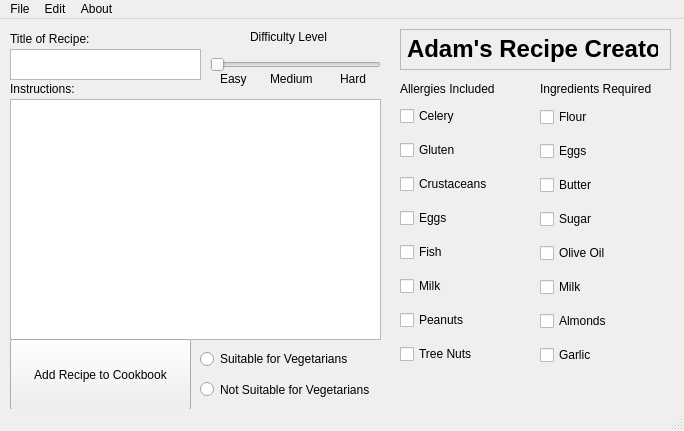
This is mainwindow.ui in AdamTCollins/CS4076_PROJECT as Qt 5 draws it before an edit. The edited form follows.
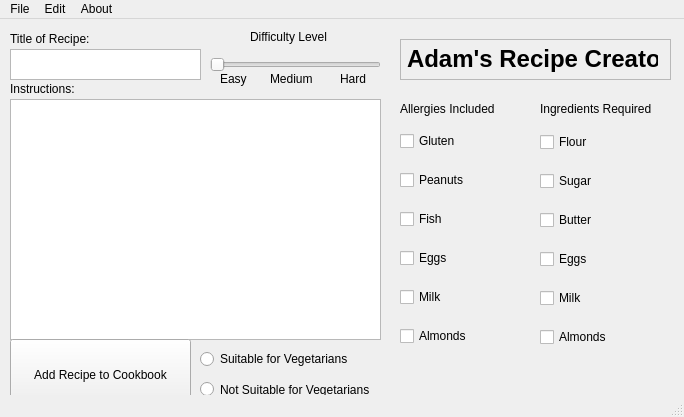
This is the edited form.

Commit message: Updated popup window

```diff
--- a/mainwindow.ui
+++ b/mainwindow.ui
@@ -7,7 +7,7 @@
     <x>0</x>
     <y>0</y>
     <width>684</width>
-    <height>431</height>
+    <height>417</height>
    </rect>
   </property>
   <property name="windowTitle">
@@ -110,75 +110,61 @@
     <property name="geometry">
      <rect>
       <x>400</x>
-      <y>79</y>
+      <y>99</y>
       <width>121</width>
-      <height>281</height>
+      <height>241</height>
      </rect>
     </property>
     <layout class="QGridLayout" name="gridLayout_3">
-     <item row="3" column="0">
-      <widget class="QCheckBox" name="checkBox_2">
-       <property name="text">
-        <string>Eggs</string>
-       </property>
-      </widget>
-     </item>
-     <item row="6" column="0">
-      <widget class="QCheckBox" name="checkBox_22">
-       <property name="text">
-        <string>Peanuts</string>
-       </property>
-      </widget>
-     </item>
-     <item row="2" column="0">
-      <widget class="QCheckBox" name="checkBox_20">
-       <property name="text">
-        <string>Crustaceans</string>
-       </property>
-      </widget>
-     </item>
-     <item row="7" column="0">
-      <widget class="QCheckBox" name="checkBox_19">
-       <property name="text">
-        <string>Tree Nuts</string>
-       </property>
-      </widget>
-     </item>
-     <item row="1" column="0">
+     <item row="0" column="0">
       <widget class="QCheckBox" name="checkBox_5">
        <property name="text">
         <string>Gluten</string>
        </property>
       </widget>
      </item>
-     <item row="0" column="0">
-      <widget class="QCheckBox" name="checkBox_3">
-       <property name="text">
-        <string>Celery</string>
-       </property>
-      </widget>
-     </item>
-     <item row="5" column="0">
-      <widget class="QCheckBox" name="checkBox_21">
-       <property name="text">
-        <string>Milk</string>
-       </property>
-      </widget>
-     </item>
-     <item row="4" column="0">
+     <item row="2" column="0">
       <widget class="QCheckBox" name="checkBox_23">
        <property name="text">
         <string>Fish</string>
        </property>
       </widget>
      </item>
+     <item row="3" column="0">
+      <widget class="QCheckBox" name="checkBox_21">
+       <property name="text">
+        <string>Eggs</string>
+       </property>
+      </widget>
+     </item>
+     <item row="4" column="0">
+      <widget class="QCheckBox" name="checkBox_22">
+       <property name="text">
+        <string>Milk</string>
+       </property>
+      </widget>
+     </item>
+     <item row="5" column="0">
+      <widget class="QCheckBox" name="checkBox_19">
+       <property name="text">
+        <string>Almonds</string>
+       </property>
+      </widget>
+     </item>
+     <item row="1" column="0">
+      <widget class="QCheckBox" name="checkBox_2">
+       <property name="text">
+        <string>Peanuts</string>
+       </property>
+      </widget>
+     </item>
     </layout>
    </widget>
    <widget class="QLabel" name="label_3">
     <property name="geometry">
      <rect>
       <x>400</x>
-      <y>60</y>
+      <y>80</y>
       <width>111</width>
       <height>20</height>
      </rect>
@@ -191,7 +177,7 @@
     <property name="geometry">
      <rect>
       <x>540</x>
-      <y>60</y>
+      <y>80</y>
       <width>131</width>
       <height>20</height>
      </rect>
@@ -243,37 +229,23 @@
     <property name="geometry">
      <rect>
       <x>540</x>
-      <y>80</y>
+      <y>100</y>
       <width>131</width>
-      <height>281</height>
+      <height>241</height>
      </rect>
     </property>
     <layout class="QGridLayout" name="gridLayout_4">
-     <item row="7" column="0">
-      <widget class="QCheckBox" name="checkBox_25">
+     <item row="1" column="0">
+      <widget class="QCheckBox" name="checkBox_17">
        <property name="text">
-        <string>Garlic</string>
-       </property>
-      </widget>
-     </item>
-     <item row="0" column="0">
-      <widget class="QCheckBox" name="checkBox_16">
-       <property name="text">
-        <string>Flour</string>
+        <string>Sugar</string>
        </property>
       </widget>
      </item>
      <item row="4" column="0">
-      <widget class="QCheckBox" name="checkBox_15">
+      <widget class="QCheckBox" name="checkBox_28">
        <property name="text">
-        <string>Olive Oil</string>
-       </property>
-      </widget>
-     </item>
-     <item row="6" column="0">
-      <widget class="QCheckBox" name="checkBox_24">
-       <property name="text">
-        <string>Almonds</string>
+        <string>Milk</string>
        </property>
       </widget>
      </item>
@@ -284,24 +256,24 @@
        </property>
       </widget>
      </item>
+     <item row="5" column="0">
+      <widget class="QCheckBox" name="checkBox_24">
+       <property name="text">
+        <string>Almonds</string>
+       </property>
+      </widget>
+     </item>
      <item row="3" column="0">
       <widget class="QCheckBox" name="checkBox_26">
        <property name="text">
-        <string>Sugar</string>
-       </property>
-      </widget>
-     </item>
-     <item row="1" column="0">
-      <widget class="QCheckBox" name="checkBox_17">
-       <property name="text">
         <string>Eggs</string>
        </property>
       </widget>
      </item>
-     <item row="5" column="0">
-      <widget class="QCheckBox" name="checkBox_28">
+     <item row="0" column="0">
+      <widget class="QCheckBox" name="checkBox_16">
        <property name="text">
-        <string>Milk</string>
+        <string>Flour</string>
        </property>
       </widget>
      </item>
@@ -311,7 +283,7 @@
     <property name="geometry">
      <rect>
       <x>400</x>
-      <y>10</y>
+      <y>20</y>
       <width>271</width>
       <height>41</height>
      </rect>
```
Left out of the diff: 3 changed lines with no effect on the pictures. The commit also changes 4 other files.
